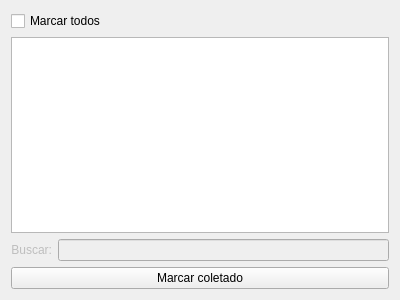
Above: ui/widgetlogisticacoleta.ui from lellisls/ERP-STACCATO before the change. Below: the same form after it.
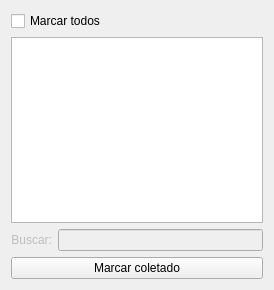
That is the form after the change. Custom widgets are drawn as their Qt base class.

```diff
--- a/ui/widgetlogisticacoleta.ui
+++ b/ui/widgetlogisticacoleta.ui
@@ -6,43 +6,14 @@
    <rect>
     <x>0</x>
     <y>0</y>
-    <width>400</width>
-    <height>300</height>
+    <width>274</width>
+    <height>290</height>
    </rect>
   </property>
   <property name="windowTitle">
    <string>Form</string>
   </property>
   <layout class="QGridLayout" name="gridLayout">
-   <item row="1" column="0">
-    <layout class="QGridLayout" name="gridLayout_29">
-     <item row="2" column="1">
-      <widget class="QLineEdit" name="lineEditBuscaColeta">
-       <property name="enabled">
-        <bool>false</bool>
-       </property>
-      </widget>
-     </item>
-     <item row="2" column="0">
-      <widget class="QLabel" name="labelPedidosCompra_6">
-       <property name="enabled">
-        <bool>false</bool>
-       </property>
-       <property name="text">
-        <string>Buscar:</string>
-       </property>
-       <property name="alignment">
-        <set>Qt::AlignRight|Qt::AlignTrailing|Qt::AlignVCenter</set>
-       </property>
-      </widget>
-     </item>
-     <item row="3" column="0" colspan="2">
-      <widget class="QPushButton" name="pushButtonMarcarColetado">
-       <property name="text">
-        <string>Marcar coletado</string>
-       </property>
-      </widget>
-     </item>
      <item row="0" column="0" colspan="2">
       <widget class="QCheckBox" name="checkBoxMarcarTodos">
        <property name="text">
@@ -51,7 +22,7 @@
       </widget>
      </item>
      <item row="1" column="0" colspan="2">
-      <widget class="TableView" name="tableColeta">
+    <widget class="TableView" name="table">
        <property name="editTriggers">
         <set>QAbstractItemView::NoEditTriggers</set>
        </property>
@@ -72,7 +43,32 @@
        </attribute>
       </widget>
      </item>
-    </layout>
+   <item row="2" column="0">
+    <widget class="QLabel" name="labelPedidosCompra_6">
+     <property name="enabled">
+      <bool>false</bool>
+     </property>
+     <property name="text">
+      <string>Buscar:</string>
+     </property>
+     <property name="alignment">
+      <set>Qt::AlignRight|Qt::AlignTrailing|Qt::AlignVCenter</set>
+     </property>
+    </widget>
+   </item>
+   <item row="2" column="1">
+    <widget class="QLineEdit" name="lineEditBuscaColeta">
+     <property name="enabled">
+      <bool>false</bool>
+     </property>
+    </widget>
+   </item>
+   <item row="3" column="0" colspan="2">
+    <widget class="QPushButton" name="pushButtonMarcarColetado">
+     <property name="text">
+      <string>Marcar coletado</string>
+     </property>
+    </widget>
    </item>
   </layout>
  </widget>
```
Lines whose indentation alone changed are shown as unchanged.
